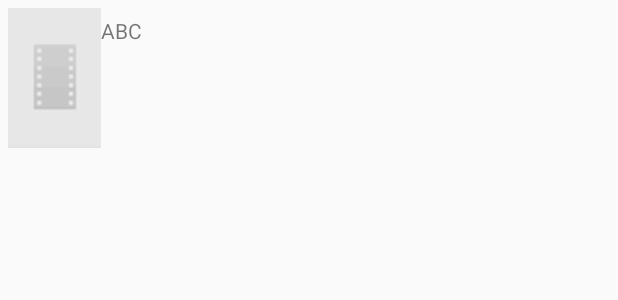
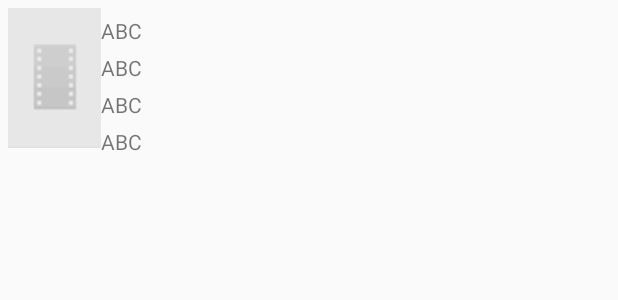
Before and after one commit to ranjitsih/PopularMovie, an Android app: the layout detail_activity.xml on its own in the app's theme, with its tools: preview values and no code run, on a phone screen of 412 x 824 dp. Shown: the top 300 px of the screen. Run offline under Robolectric (Android 15) with nearby library versions, the phone set to English and light mode, and no system bars.

Commit message:
added more details

```diff
--- a/app/src/main/res/layout/detail_activity.xml
+++ b/app/src/main/res/layout/detail_activity.xml
@@ -24,6 +24,34 @@
         android:layout_toRightOf="@+id/ivPosterImage"
         android:text="ABC"
         android:textSize="14sp" />
+    <TextView
+        android:id="@+id/synopsis"
+        android:layout_width="wrap_content"
+        android:layout_height="wrap_content"
+        android:layout_marginTop="5dp"
+        android:layout_toRightOf="@+id/ivPosterImage"
+        android:layout_below="@+id/tvTitle"
+        android:text="ABC"
+        android:textSize="14sp" />
+    <TextView
+        android:id="@+id/release_date"
+        android:layout_width="wrap_content"
+        android:layout_height="wrap_content"
+        android:layout_marginTop="5dp"
+        android:layout_toRightOf="@+id/ivPosterImage"
+        android:layout_below="@+id/synopsis"
+        android:text="ABC"
+        android:textSize="14sp" />
+    <TextView
+        android:id="@+id/user_rating"
+        android:layout_width="wrap_content"
+        android:layout_height="wrap_content"
+        android:layout_marginTop="5dp"
+        android:layout_toRightOf="@+id/ivPosterImage"
+        android:layout_below="@+id/release_date"
+        android:text="ABC"
+        android:textSize="14sp" />
+
 
 
 
```
Also changed, not shown: app/src/main/java/com/learn/ranjitsihota/popularmovies/DetailActivity.java (+7 -1 lines), app/src/main/java/com/learn/ranjitsihota/popularmovies/MainActivity.java (+13 -0 lines), app/src/main/java/com/learn/ranjitsihota/popularmovies/Movie.java (+5 -5 lines), app/src/main/res/menu/menu_main.xml (+7 -3 lines).
